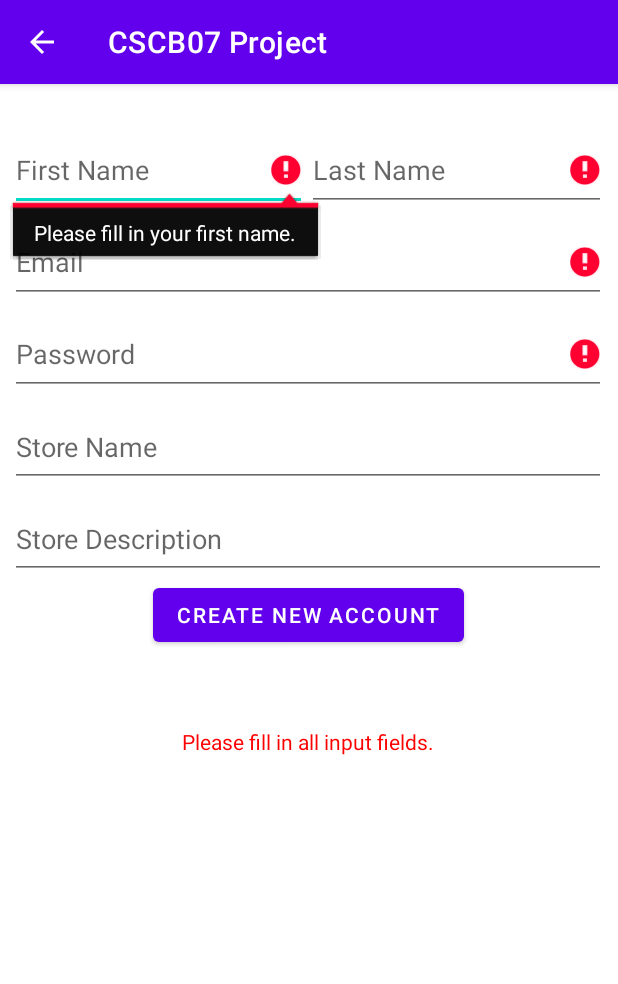
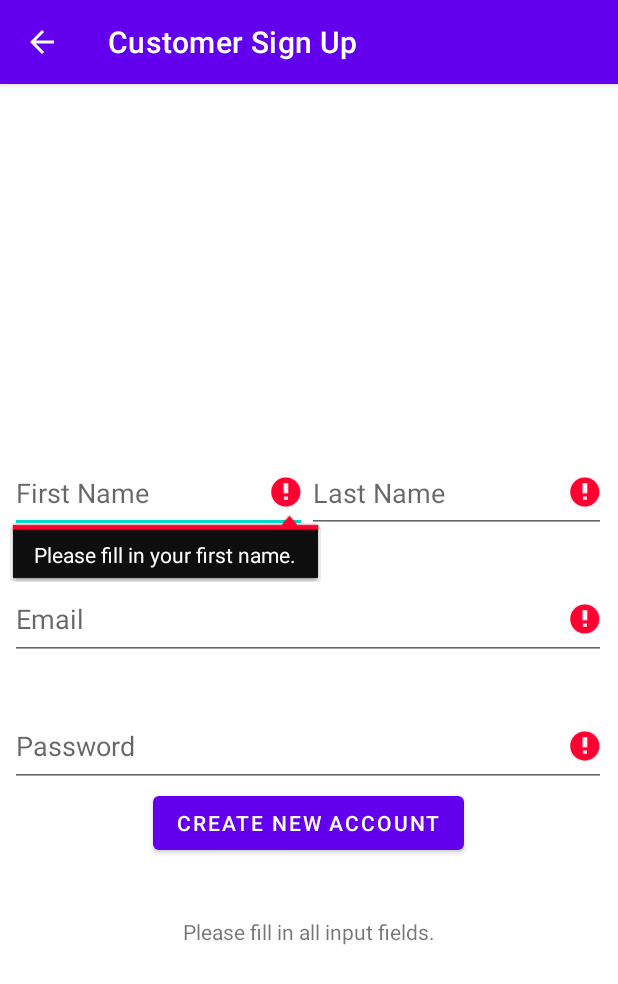
Before and after one commit to chrisnathan20/cartprime-android-app, an Android app: the RegisterCustomerActivity screen opened directly, with no data from a screen before it, after a tap on "CREATE NEW ACCOUNT", on a phone screen of 412 x 824 dp. Shown: the top 984 px of the screen. Run offline under Robolectric (Android 15) with nearby library versions, the phone set to English and light mode, and no system bars; our stand-ins replace Firebase (no records; nobody signed in at launch, a user with empty details on screens opened directly).

Commit message:
hotfix registration page, added some page labels

```diff
--- a/android studio code/app/src/main/AndroidManifest.xml
+++ b/android studio code/app/src/main/AndroidManifest.xml
@@ -21,18 +21,22 @@
         <activity
             android:name=".RegisterCustomerActivity"
             android:exported="false"
+            android:label="Customer Sign Up"
             android:parentActivityName=".LoginCustomerActivity" />
         <activity
             android:name=".LoginCustomerActivity"
             android:exported="false"
+            android:label="Customer Login"
             android:parentActivityName=".MainActivity" />
         <activity
             android:name=".RegisterStoreOwnerActivity"
             android:exported="false"
+            android:label="Store Owner Sign Up"
             android:parentActivityName=".LoginStoreOwnerActivity" />
         <activity
             android:name=".LoginStoreOwnerActivity"
             android:exported="false"
+            android:label="Store Owner Login"
             android:parentActivityName=".MainActivity" />
 
         <meta-data
--- a/android studio code/app/src/main/java/com/example/cscb07projectcode/RegisterCustomerActivity.java
+++ b/android studio code/app/src/main/java/com/example/cscb07projectcode/RegisterCustomerActivity.java
@@ -24,14 +24,14 @@ public class RegisterCustomerActivity extends AppCompatActivity {
     @Override
     protected void onCreate(Bundle savedInstanceState) {
         super.onCreate(savedInstanceState);
-        setContentView(R.layout.activity_register_store_owner);
+        setContentView(R.layout.activity_register_customer);
     }
 
     // called when user clicks "Create new account" button
     public void CreateNewAccount(View view) {
 
         // initialize the empty message notification
-        TextView notifyMessage = (TextView) findViewById(R.id.textView);
+        TextView notifyMessage = (TextView) findViewById(R.id.textView10);
         notifyMessage.setText("");
 
         // reset field_status=true on each button click
--- a/android studio code/app/src/main/res/layout/activity_register_customer.xml
+++ b/android studio code/app/src/main/res/layout/activity_register_customer.xml
@@ -131,6 +131,7 @@
         android:id="@+id/button3"
         android:layout_width="wrap_content"
         android:layout_height="wrap_content"
+        android:onClick="CreateNewAccount"
         android:text="@string/createAccount_button"
         app:layout_constraintBottom_toTopOf="@+id/guideline12"
         app:layout_constraintEnd_toEndOf="parent"
@@ -139,4 +140,14 @@
         app:layout_constraintTop_toTopOf="@+id/guideline9"
         app:layout_constraintVertical_bias="0.0" />
 
+    <TextView
+        android:id="@+id/textView10"
+        android:layout_width="wrap_content"
+        android:layout_height="wrap_content"
+        android:layout_marginTop="25dp"
+        android:text="@string/emptytext"
+        app:layout_constraintEnd_toEndOf="parent"
+        app:layout_constraintStart_toStartOf="parent"
+        app:layout_constraintTop_toTopOf="@+id/guideline12" />
+
 </androidx.constraintlayout.widget.ConstraintLayout>
```
